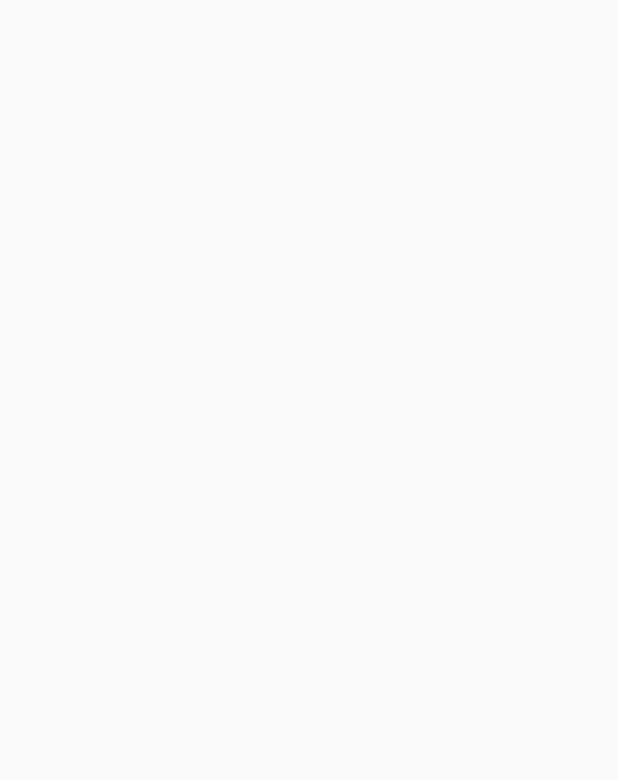
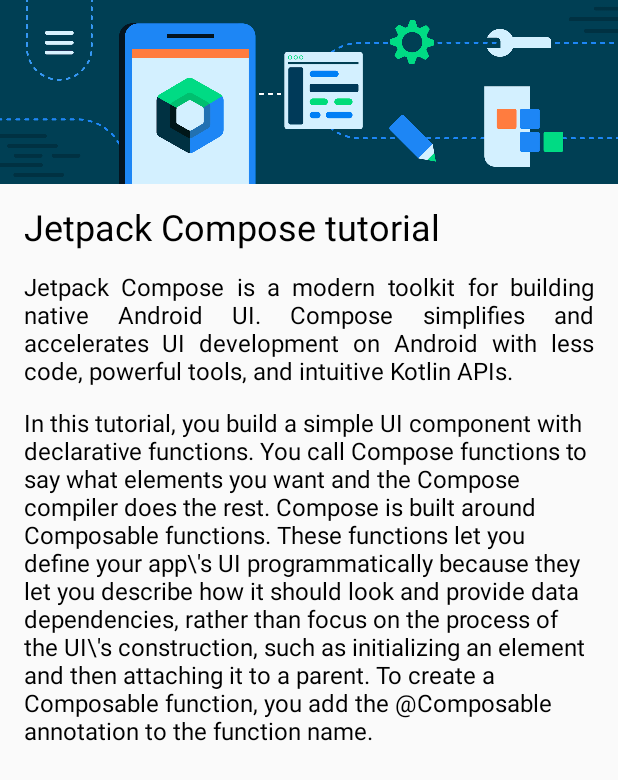
Before and after one commit to not-compose-coffee/jiyoung-kim, an Android app built with Jetpack Compose: the screen it shows after launch (MainActivity), on a phone screen of 412 x 824 dp. Before the commit the part shown is empty. Shown: the top 780 px of the screen. Run offline under Robolectric (Android 15) with nearby library versions, the phone set to English and light mode, and no system bars.

Commit message:
feat(assignment): Compose Article 과제 구현

```diff
--- a/week1/practice/ComposeArticle/app/src/main/java/com/example/composearticle/MainActivity.kt
+++ b/week1/practice/ComposeArticle/app/src/main/java/com/example/composearticle/MainActivity.kt
@@ -5,31 +5,38 @@ import androidx.activity.ComponentActivity
 import androidx.activity.compose.setContent
 import androidx.compose.foundation.Image
 import androidx.compose.foundation.layout.Column
-import androidx.compose.foundation.layout.fillMaxSize
 import androidx.compose.foundation.layout.padding
-import androidx.compose.material.MaterialTheme
-import androidx.compose.material.Surface
 import androidx.compose.material.Text
 import androidx.compose.runtime.Composable
+import androidx.compose.ui.Alignment
 import androidx.compose.ui.Modifier
 import androidx.compose.ui.graphics.painter.Painter
 import androidx.compose.ui.res.painterResource
-import androidx.compose.ui.res.stringResource
 import androidx.compose.ui.text.style.TextAlign
 import androidx.compose.ui.tooling.preview.Preview
 import androidx.compose.ui.unit.dp
 import androidx.compose.ui.unit.sp
-import com.example.composearticle.ui.theme.ComposeArticleTheme
 
 class MainActivity : ComponentActivity() {
     override fun onCreate(savedInstanceState: Bundle?) {
         super.onCreate(savedInstanceState)
-        setContent { }
+        setContent {
+            ComposeArticleApp()
+        }
     }
 }
 
+@Preview(showBackground = true)
 @Composable
-fun ComposeArticleApp() { }
+fun ComposeArticleApp() {
+    ArticleCard(
+        "Jetpack Compose tutorial",
+        "Jetpack Compose is a modern toolkit for building native Android UI. Compose simplifies and accelerates UI development on Android with less code, powerful tools, and intuitive Kotlin APIs.",
+        "In this tutorial, you build a simple UI component with declarative functions. You call Compose functions to say what elements you want and the Compose compiler does the rest. Compose is built around Composable functions. These functions let you define your app\\'s UI programmatically because they let you describe how it should look and provide data dependencies, rather than focus on the process of the UI\\'s construction, such as initializing an element and then attaching it to a parent. To create a Composable function, you add the @Composable annotation to the function name.",
+        painterResource(id = R.drawable.bg_compose_background)
+
+    )
+}
 
 @Composable
 private fun ArticleCard(
@@ -37,12 +44,17 @@ private fun ArticleCard(
     shortDescription: String,
     longDescription: String,
     imagePainter: Painter,
-    modifier: Modifier = Modifier,
+    modifier: Modifier = Modifier
 ) {
-    Column() { }
+    Column(modifier = Modifier, horizontalAlignment = Alignment.Start) {
+        Image(painter = imagePainter, contentDescription = title)
+        Text(text = title, fontSize = 24.sp, modifier = Modifier.padding(16.dp), textAlign = TextAlign.Justify)
+        Text(text = shortDescription, fontSize = 16.sp, modifier = Modifier.padding(horizontal = 16.dp), textAlign = TextAlign.Justify)
+        Text(text = longDescription, fontSize = 16.sp, modifier = Modifier.padding(16.dp))
+    }
 }
-
 
 @Preview(showBackground = true)
 @Composable
-fun DefaultPreview() { }
+fun DefaultPreview() {
+}
```
Also changed, not shown: week1/practice/ComposeArticle/app/src/main/res/drawable-nodpi/bg_compose_background.png (added).
